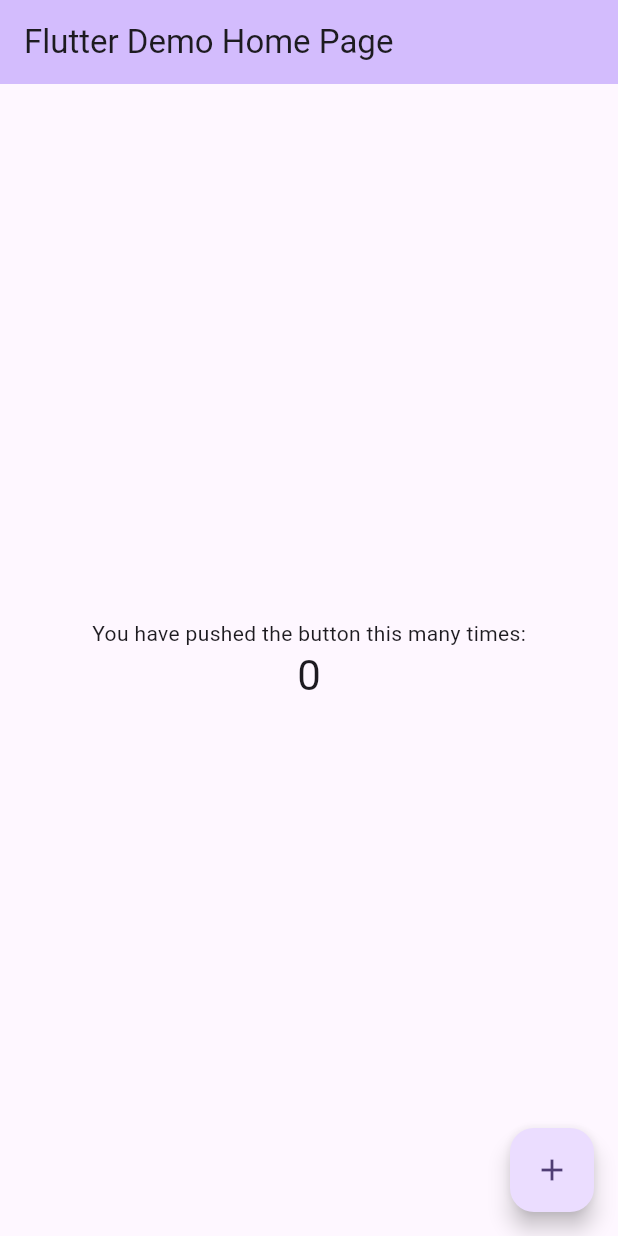
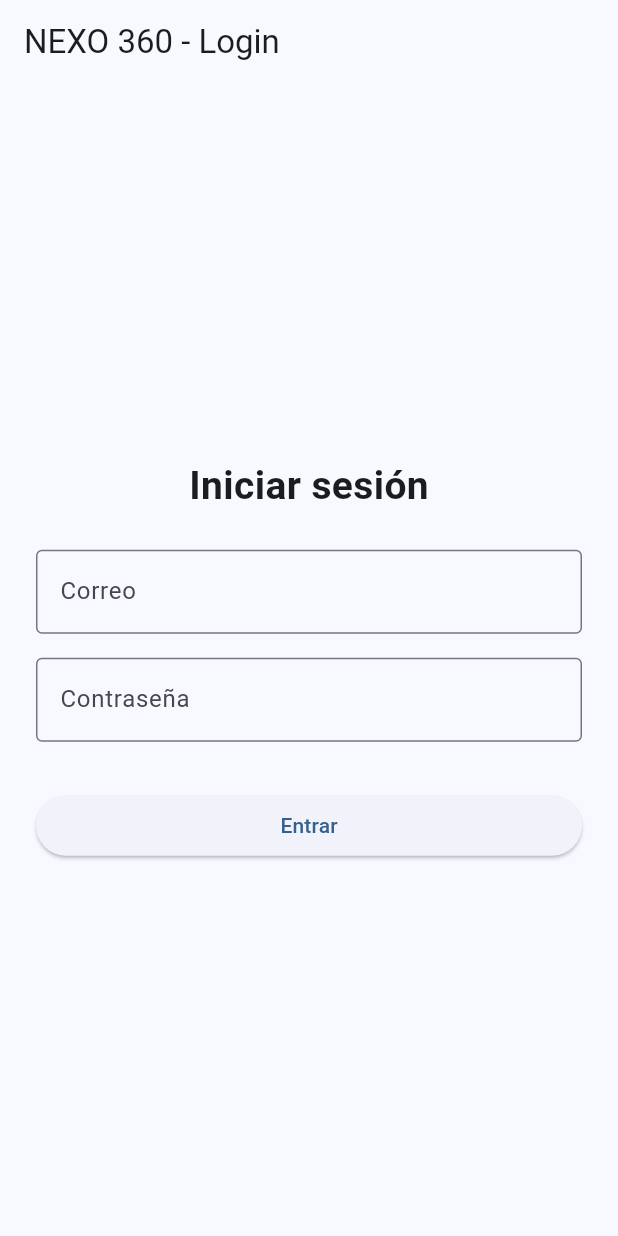
Before and after one commit to 2015000097-JuanArevalo/Nexo-360, a Flutter app: the screen it shows after launch, on a phone screen of 412 x 824 dp. Run offline on Flutter 3.47's test engine with Material 3 defaults, Android fonts, the phone set to English and light mode, and no system bars; our stand-ins replace cloud_firestore, firebase_auth, firebase_core; accounts and stored records are empty.

Commit message:
Flutter app advances

```diff
--- /dev/null
+++ b/app/lib/app.dart
@@ -0,0 +1,17 @@
+import 'package:flutter/material.dart';
+
+import 'features/login/login_screen.dart';
+
+class Nexo360App extends StatelessWidget {
+  const Nexo360App({super.key});
+
+  @override
+  Widget build(BuildContext context) {
+    return MaterialApp(
+      title: 'NEXO 360',
+      debugShowCheckedModeBanner: false,
+      theme: ThemeData(useMaterial3: true, colorSchemeSeed: Colors.blue),
+      home: const LoginScreen(),
+    );
+  }
+}
--- /dev/null
+++ b/app/lib/core/auth/auth_service.dart
@@ -0,0 +1,23 @@
+import 'package:firebase_auth/firebase_auth.dart';
+
+class AuthService {
+  final FirebaseAuth _auth = FirebaseAuth.instance;
+
+  Stream<User?> get authStateChanges => _auth.authStateChanges();
+
+  User? get currentUser => _auth.currentUser;
+
+  Future<UserCredential> signIn({
+    required String email,
+    required String password,
+  }) {
+    return _auth.signInWithEmailAndPassword(
+      email: email.trim(),
+      password: password.trim(),
+    );
+  }
+
+  Future<void> signOut() {
+    return _auth.signOut();
+  }
+}
--- /dev/null
+++ b/app/lib/core/auth/user_profile_service.dart
@@ -0,0 +1,17 @@
+import 'package:cloud_firestore/cloud_firestore.dart';
+
+import '../models/app_user.dart';
+
+class UserProfileService {
+  final FirebaseFirestore _db = FirebaseFirestore.instance;
+
+  Future<AppUser?> getUserProfile(String uid) async {
+    final doc = await _db.collection('users').doc(uid).get();
+
+    if (!doc.exists || doc.data() == null) {
+      return null;
+    }
+
+    return AppUser.fromMap(doc.data()!);
+  }
+}
--- /dev/null
+++ b/app/lib/core/models/app_user.dart
@@ -0,0 +1,57 @@
+class AppUser {
+  final String uid;
+  final String email;
+  final String displayName;
+  final String accountType;
+  final String eventRole;
+  final List<String> eventPermissions;
+  final String status;
+  final String? schoolCode;
+  final String? classId;
+  final String? committeeId;
+  final List<String> assignedEventIds;
+
+  AppUser({
+    required this.uid,
+    required this.email,
+    required this.displayName,
+    required this.accountType,
+    required this.eventRole,
+    required this.eventPermissions,
+    required this.status,
+    required this.schoolCode,
+    required this.classId,
+    required this.committeeId,
+    required this.assignedEventIds,
+  });
+
+  factory AppUser.fromMap(Map<String, dynamic> data) {
+    return AppUser(
+      uid: data['uid'] ?? '',
+      email: data['email'] ?? '',
+      displayName: data['displayName'] ?? 'Usuario',
+      accountType: data['accountType'] ?? 'student',
+      eventRole: data['eventRole'] ?? 'guest',
+      eventPermissions: List<String>.from(data['eventPermissions'] ?? []),
+      status: data['status'] ?? 'inactive',
+      schoolCode: data['schoolCode'],
+      classId: data['classId'],
+      committeeId: data['committeeId'],
+      assignedEventIds: List<String>.from(data['assignedEventIds'] ?? []),
+    );
+  }
+
+  bool get isActive => status == 'active';
+
+  bool get isTechnical => accountType == 'technical';
+  bool get isTeacher => accountType == 'teacher';
+  bool get isStudent => accountType == 'student';
+
+  bool get isEventOrganizer => eventRole == 'organizer';
+  bool get isEventCommissioner => eventRole == 'commissioner';
+  bool get isEventGuest => eventRole == 'guest';
+
+  bool hasEventPermission(String permission) {
+    return eventPermissions.contains(permission);
+  }
+}
--- /dev/null
+++ b/app/lib/features/login/login_screen.dart
@@ -0,0 +1,141 @@
+import 'package:flutter/material.dart';
+
+import '../../core/auth/auth_service.dart';
+import '../../core/auth/user_profile_service.dart';
+import '../home/home_screen.dart';
+
+class LoginScreen extends StatefulWidget {
+  const LoginScreen({super.key});
+
+  @override
+  State<LoginScreen> createState() => _LoginScreenState();
+}
+
+class _LoginScreenState extends State<LoginScreen> {
+  final _authService = AuthService();
+  final _profileService = UserProfileService();
+
+  final _emailController = TextEditingController();
+  final _passwordController = TextEditingController();
+
+  bool _isLoading = false;
+  String? _error;
+
+  Future<void> _login() async {
+    setState(() {
+      _isLoading = true;
+      _error = null;
+    });
+
+    try {
+      final credential = await _authService.signIn(
+        email: _emailController.text,
+        password: _passwordController.text,
+      );
+
+      final uid = credential.user?.uid;
+
+      if (uid == null) {
+        throw Exception('No se pudo obtener el UID del usuario.');
+      }
+
+      final profile = await _profileService.getUserProfile(uid);
+
+      if (profile == null) {
+        throw Exception('La cuenta no tiene perfil en Firestore.');
+      }
+
+      if (!profile.isActive) {
+        throw Exception('La cuenta está inactiva.');
+      }
+
+      if (!mounted) return;
+
+      Navigator.pushReplacement(
+        context,
+        MaterialPageRoute(builder: (_) => HomeScreen(user: profile)),
+      );
+    } catch (e) {
+      setState(() {
+        _error =
+            'No se pudo iniciar sesión. Revisa correo, contraseña o perfil.';
+      });
+    } finally {
+      if (mounted) {
+        setState(() {
+          _isLoading = false;
+        });
+      }
+    }
+  }
+
+  @override
+  void dispose() {
+    _emailController.dispose();
+    _passwordController.dispose();
+    super.dispose();
+  }
+
+  @override
+  Widget build(BuildContext context) {
+    return Scaffold(
+      appBar: AppBar(title: const Text('NEXO 360 - Login')),
+      body: Center(
+        child: ConstrainedBox(
+          constraints: const BoxConstraints(maxWidth: 420),
+          child: Padding(
+            padding: const EdgeInsets.all(24),
+            child: Column(
+              mainAxisSize: MainAxisSize.min,
+              children: [
+                const Text(
+                  'Iniciar sesión',
+                  style: TextStyle(fontSize: 26, fontWeight: FontWeight.bold),
+                ),
+                const SizedBox(height: 24),
+
+                TextField(
+                  controller: _emailController,
+                  decoration: const InputDecoration(
+                    labelText: 'Correo',
+                    border: OutlineInputBorder(),
+                  ),
+                ),
+                const SizedBox(height: 16),
+
+                TextField(
+                  controller: _passwordController,
+                  obscureText: true,
+                  decoration: const InputDecoration(
+                    labelText: 'Contraseña',
+                    border: OutlineInputBorder(),
+                  ),
+                ),
+                const SizedBox(height: 16),
+
+                if (_error != null)
+                  Text(
+                    _error!,
+                    style: const TextStyle(color: Colors.red),
+                    textAlign: TextAlign.center,
+                  ),
+
+                const SizedBox(height: 16),
+
+                SizedBox(
+                  width: double.infinity,
+                  child: ElevatedButton(
+                    onPressed: _isLoading ? null : _login,
+                    child: _isLoading
+                        ? const CircularProgressIndicator()
+                        : const Text('Entrar'),
+                  ),
+                ),
+              ],
+            ),
+          ),
+        ),
+      ),
+    );
+  }
+}
--- a/app/lib/main.dart
+++ b/app/lib/main.dart
@@ -1,122 +1,13 @@
 import 'package:flutter/material.dart';
+import 'package:firebase_core/firebase_core.dart';
 
-void main() {
-  runApp(const MyApp());
+import 'firebase_options.dart';
+import 'app.dart';
+
+void main() async {
+  WidgetsFlutterBinding.ensureInitialized();
+
+  await Firebase.initializeApp(options: DefaultFirebaseOptions.currentPlatform);
+
+  runApp(const Nexo360App());
 }
-
-class MyApp extends StatelessWidget {
-  const MyApp({super.key});
-
-  // This widget is the root of your application.
-  @override
-  Widget build(BuildContext context) {
-    return MaterialApp(
-      title: 'Flutter Demo',
-      theme: ThemeData(
-        // This is the theme of your application.
-        //
-        // TRY THIS: Try running your application with "flutter run". You'll see
-        // the application has a purple toolbar. Then, without quitting the app,
-        // try changing the seedColor in the colorScheme below to Colors.green
-        // and then invoke "hot reload" (save your changes or press the "hot
-        // reload" button in a Flutter-supported IDE, or press "r" if you used
-        // the command line to start the app).
-        //
-        // Notice that the counter didn't reset back to zero; the application
-        // state is not lost during the reload. To reset the state, use hot
-        // restart instead.
-        //
-        // This works for code too, not just values: Most code changes can be
-        // tested with just a hot reload.
-        colorScheme: .fromSeed(seedColor: Colors.deepPurple),
-      ),
-      home: const MyHomePage(title: 'Flutter Demo Home Page'),
-    );
-  }
-}
-
-class MyHomePage extends StatefulWidget {
-  const MyHomePage({super.key, required this.title});
-
-  // This widget is the home page of your application. It is stateful, meaning
-  // that it has a State object (defined below) that contains fields that affect
-  // how it looks.
-
-  // This class is the configuration for the state. It holds the values (in this
-  // case the title) provided by the parent (in this case the App widget) and
-  // used by the build method of the State. Fields in a Widget subclass are
-  // always marked "final".
-
-  final String title;
-
-  @override
-  State<MyHomePage> createState() => _MyHomePageState();
-}
-
-class _MyHomePageState extends State<MyHomePage> {
-  int _counter = 0;
-
-  void _incrementCounter() {
-    setState(() {
-      // This call to setState tells the Flutter framework that something has
-      // changed in this State, which causes it to rerun the build method below
-      // so that the display can reflect the updated values. If we changed
-      // _counter without calling setState(), then the build method would not be
-      // called again, and so nothing would appear to happen.
-      _counter++;
-    });
-  }
-
-  @override
-  Widget build(BuildContext context) {
-    // This method is rerun every time setState is called, for instance as done
-    // by the _incrementCounter method above.
-    //
-    // The Flutter framework has been optimized to make rerunning build methods
-    // fast, so that you can just rebuild anything that needs updating rather
-    // than having to individually change instances of widgets.
-    return Scaffold(
-      appBar: AppBar(
-        // TRY THIS: Try changing the color here to a specific color (to
-        // Colors.amber, perhaps?) and trigger a hot reload to see the AppBar
-        // change color while the other colors stay the same.
-        backgroundColor: Theme.of(context).colorScheme.inversePrimary,
-        // Here we take the value from the MyHomePage object that was created by
-        // the App.build method, and use it to set our appbar title.
-        title: Text(widget.title),
-      ),
-      body: Center(
-        // Center is a layout widget. It takes a single child and positions it
-        // in the middle of the parent.
-        child: Column(
-          // Column is also a layout widget. It takes a list of children and
-          // arranges them vertically. By default, it sizes itself to fit its
-          // children horizontally, and tries to be as tall as its parent.
-          //
-          // Column has various properties to control how it sizes itself and
-          // how it positions its children. Here we use mainAxisAlignment to
-          // center the children vertically; the main axis here is the vertical
-          // axis because Columns are vertical (the cross axis would be
-          // horizontal).
-          //
-          // TRY THIS: Invoke "debug painting" (choose the "Toggle Debug Paint"
-          // action in the IDE, or press "p" in the console), to see the
-          // wireframe for each widget.
-          mainAxisAlignment: .center,
-          children: [
-            const Text('You have pushed the button this many times:'),
-            Text(
-              '$_counter',
-              style: Theme.of(context).textTheme.headlineMedium,
-            ),
-          ],
-        ),
-      ),
-      floatingActionButton: FloatingActionButton(
-        onPressed: _incrementCounter,
-        tooltip: 'Increment',
-        child: const Icon(Icons.add),
-      ),
-    );
-  }
-}
```
Also changed, not shown: app/lib/features/eventos/eventos_screen.dart (added, +75 -0 lines), app/lib/features/home/home_screen.dart (added, +115 -0 lines), app/lib/features/permisos/permisos_screen.dart (added, +60 -0 lines), app/lib/features/portal_escolar/portal_escolar_screen.dart (added, +54 -0 lines), app/firebase.json (added), app/lib/core/routing/app_router.dart (added), app/lib/firebase_options.dart (added), 4 other files.
